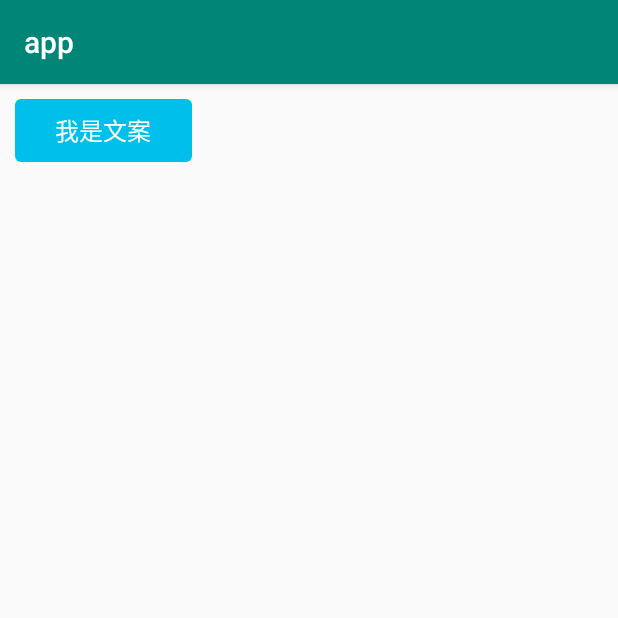
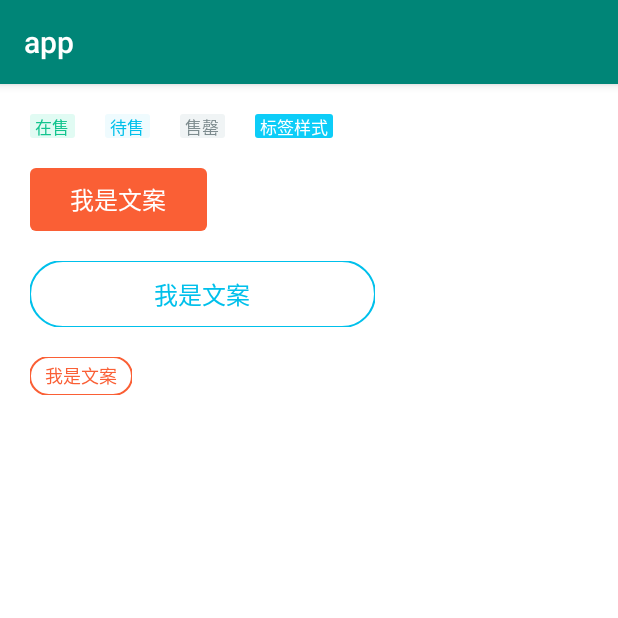
Before and after one commit to 13120241790/customview, an Android app: the JuLiveTextViewActivity screen opened directly, with no data from a screen before it, on a phone screen of 412 x 824 dp, the top half of it. Run offline under Robolectric (Android 15) with nearby library versions, the phone set to English and light mode, and no system bars.

Commit message:
add README.md

```diff
--- a/app/src/main/java/com/custom/view/JuLiveTextViewActivity.java
+++ b/app/src/main/java/com/custom/view/JuLiveTextViewActivity.java
@@ -4,10 +4,12 @@ import android.os.Bundle;
 import android.support.annotation.Nullable;
 import android.support.v7.app.AppCompatActivity;
 
+
 public class JuLiveTextViewActivity extends AppCompatActivity {
     @Override
     protected void onCreate(@Nullable Bundle savedInstanceState) {
         super.onCreate(savedInstanceState);
         setContentView(R.layout.activity_ju_live_text_view);
+
     }
 }
--- a/app/src/main/res/layout/activity_ju_live_text_view.xml
+++ b/app/src/main/res/layout/activity_ju_live_text_view.xml
@@ -1,65 +1,99 @@
 <?xml version="1.0" encoding="utf-8"?>
 <android.support.constraint.ConstraintLayout xmlns:android="http://schemas.android.com/apk/res/android"
-    xmlns:zhy="http://schemas.android.com/apk/res-auto"
+    xmlns:app="http://schemas.android.com/apk/res-auto"
     android:layout_width="match_parent"
-    android:layout_height="match_parent">
+    android:layout_height="match_parent"
+    android:background="#FFF">
+
+    <com.custom.view.julivetextview.RectTextView
+        android:id="@+id/rt1"
+        android:layout_width="30dp"
+        android:layout_height="16dp"
+        android:layout_margin="20dp"
+        android:text="在售"
+        android:textColor="#12C48E"
+        android:textSize="11sp"
+        app:layout_constraintLeft_toLeftOf="parent"
+        app:layout_constraintTop_toTopOf="parent"
+        app:rectColor="#E1FBF3"
+        app:rectRadius="2dp" />
+
+    <com.custom.view.julivetextview.RectTextView
+        android:id="@+id/rt2"
+        android:layout_width="30dp"
+        android:layout_height="16dp"
+        android:layout_margin="20dp"
+        android:text="待售"
+        android:textColor="#00C0EB"
+        android:textSize="11sp"
+        app:layout_constraintLeft_toRightOf="@id/rt1"
+        app:layout_constraintTop_toTopOf="parent"
+        app:rectColor="#EFFBFE"
+        app:rectRadius="2dp" />
+
+    <com.custom.view.julivetextview.RectTextView
+        android:id="@+id/rt3"
+        android:layout_width="30dp"
+        android:layout_height="16dp"
+        android:layout_margin="20dp"
+        android:text="售罄"
+        android:textColor="#7E8C8F"
+        android:textSize="11sp"
+        app:layout_constraintLeft_toRightOf="@id/rt2"
+        app:layout_constraintTop_toTopOf="parent"
+        app:rectColor="#F0F4F5"
+        app:rectRadius="2dp" />
 
 
-    <com.custom.view.julivetextview.JuLiveTextView
-        android:id="@+id/tv1"
+    <com.custom.view.julivetextview.RectTextView
+        android:id="@+id/rt4"
+        android:layout_width="52dp"
+        android:layout_height="16dp"
+        android:layout_margin="20dp"
+        android:text="标签样式"
+        android:textColor="#FFF"
+        android:textSize="11sp"
+        app:layout_constraintLeft_toRightOf="@id/rt3"
+        app:layout_constraintTop_toTopOf="parent"
+        app:rectColor="#0DCDF8"
+        app:rectRadius="2dp" />
+
+
+    <com.custom.view.julivetextview.RectTextView
+        android:id="@+id/rt5"
         android:layout_width="118dp"
         android:layout_height="42dp"
-        android:layout_marginLeft="10dp"
-        android:layout_marginTop="10dp"
+        android:layout_margin="20dp"
         android:text="我是文案"
         android:textColor="#FFF"
         android:textSize="16sp"
-        android:visibility="gone"
-        zhy:Mode="Fillet"
-        zhy:filletColor="#00C0EB"
-        zhy:filletRadius="4dp"
-        zhy:layout_constraintLeft_toLeftOf="parent"
-        zhy:layout_constraintTop_toTopOf="parent" />
+        app:layout_constraintLeft_toLeftOf="parent"
+        app:layout_constraintTop_toBottomOf="@id/rt1"
+        app:rectColor="#FA5F35"
+        app:rectRadius="4dp" />
 
-
-    <com.custom.view.julivetextview.JuLiveTextView
+    <com.custom.view.julivetextview.CircularTextView
+        android:id="@+id/ct6"
         android:layout_width="230dp"
         android:layout_height="44dp"
-        android:layout_marginLeft="10dp"
-        android:gravity="center"
+        android:layout_margin="20dp"
         android:text="我是文案"
         android:textColor="#00C0EB"
         android:textSize="16sp"
-        android:visibility="gone"
-        zhy:Mode="Circular"
-        zhy:circularColor="#00C0EB"
-        zhy:circularLineSize="1dp"
-        zhy:filletRadius="22dp"
-        zhy:layout_constraintLeft_toRightOf="@id/tv1"
-        zhy:layout_constraintTop_toTopOf="@id/tv1" />
+        app:circularRadius="22dp"
+        app:layout_constraintLeft_toLeftOf="parent"
+        app:layout_constraintTop_toBottomOf="@id/rt5" />
 
     <com.custom.view.julivetextview.CircularTextView
-        android:layout_width="230dp"
-        android:layout_height="44dp"
-        android:layout_margin="10dp"
+        android:layout_width="68dp"
+        android:layout_height="25dp"
+        android:layout_margin="20dp"
         android:text="我是文案"
-        android:textColor="#00C0EB"
-        android:textSize="16sp"
-        android:visibility="gone"
-        zhy:circularRadius="22dp"
-        zhy:layout_constraintLeft_toLeftOf="parent"
-        zhy:layout_constraintTop_toTopOf="parent" />
+        android:textColor="#FA5F35"
+        android:textSize="12sp"
+        app:circularRadius="12.5dp"
+        app:layout_constraintLeft_toLeftOf="parent"
+        app:layout_constraintTop_toBottomOf="@id/ct6" />
 
-    <com.custom.view.julivetextview.RectTextView
-        android:layout_width="118dp"
-        android:layout_height="42dp"
-        android:layout_margin="10dp"
-        android:text="我是文案"
-        android:textColor="#FFF"
-        android:textSize="16sp"
-        zhy:layout_constraintLeft_toLeftOf="parent"
-        zhy:layout_constraintTop_toTopOf="parent"
-        zhy:rectColor="#00C0EB"
-        zhy:rectRadius="4dp" />
 
 </android.support.constraint.ConstraintLayout>
```
Also changed, not shown: 2 other files.
